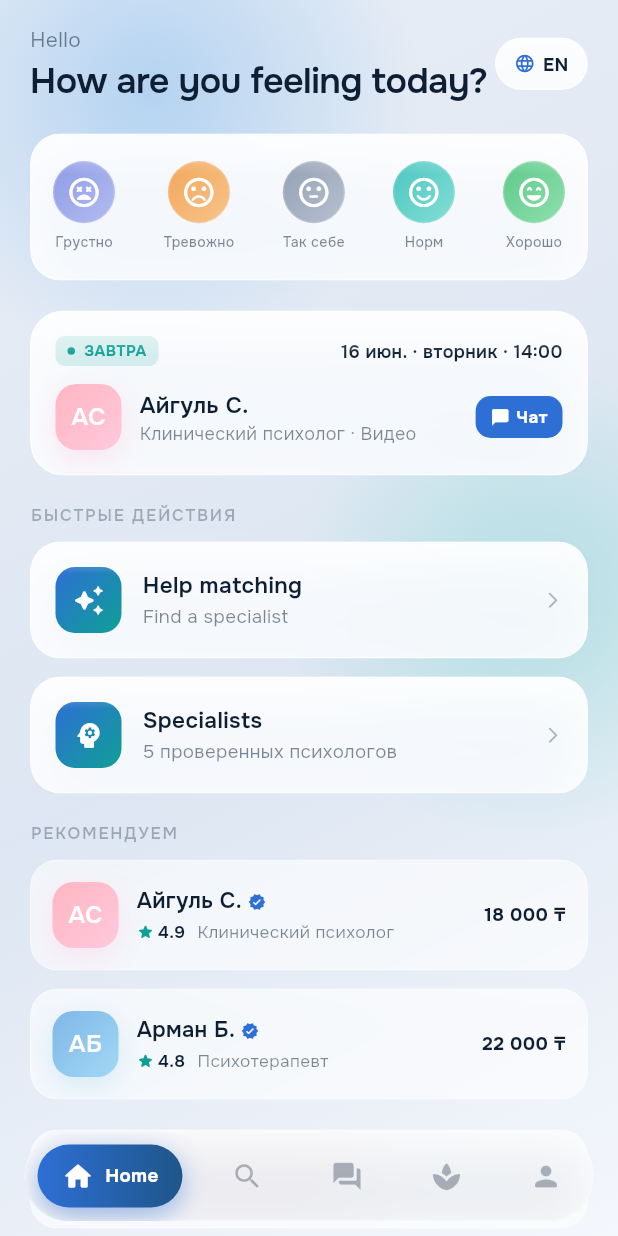
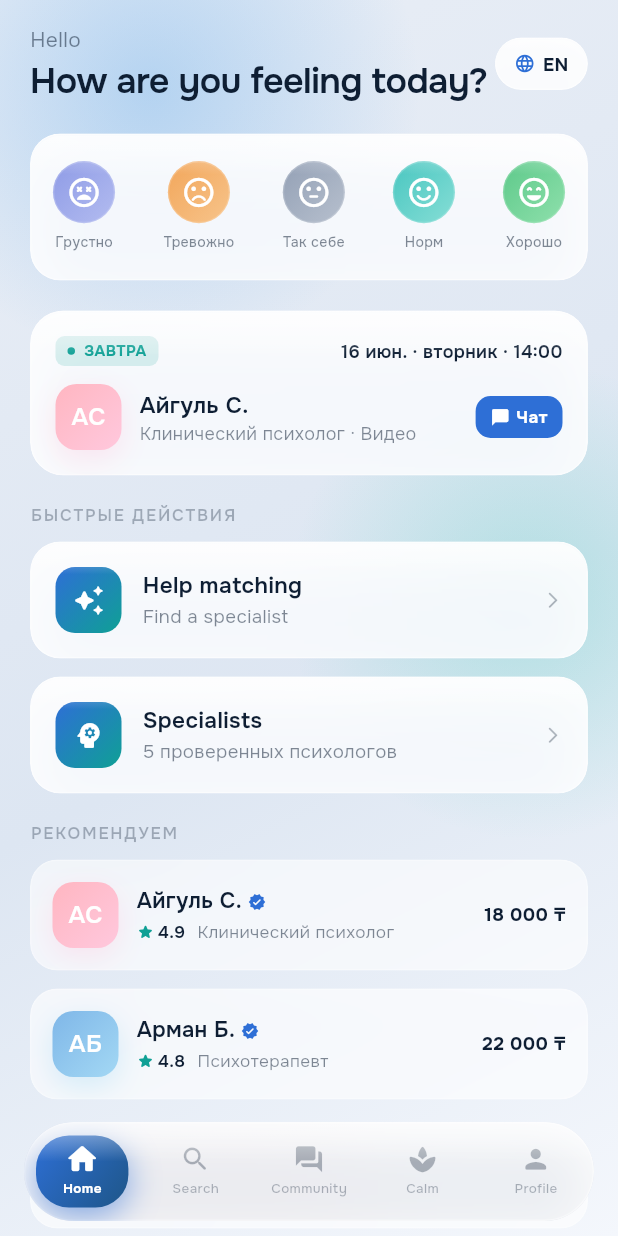
Before and after one commit to Zhar04/nuva, a Flutter app: the MainShell screen opened by its route, after a tap on "RU", after a tap on "KZ", on a phone screen of 412 x 824 dp. Run offline on Flutter 3.47's test engine with Material 3 defaults, Android fonts, the phone set to English and light mode, and no system bars; our stand-ins replace flutter_dotenv, flutter_riverpod, go_router, google_fonts, shared_preferences, supabase_flutter; accounts and stored records are empty; network calls fail.

Commit message:
feat(ui): Liquid-Morph navbar — sliding/stretching glass blob (spring physics)
Replaces the expanding-pill floating bar with _LiquidNavBar: a single frosted
glass blob that slides + stretches (gooey overshoot) between tabs; icons/labels
brighten + scale on arrival; specular top edge. Pure Flutter (web/Android/iOS).
User-approved. analyze: 0 errors.

Co-Authored-By: Claude Opus 4.8 <noreply@anthropic.com>

```diff
--- a/nuva_app/lib/screens/main_shell.dart
+++ b/nuva_app/lib/screens/main_shell.dart
@@ -1,4 +1,5 @@
-import 'dart:ui' show ImageFilter;
+import 'dart:math' show pi, sin;
+import 'dart:ui' show ImageFilter, lerpDouble;
 
 import 'package:flutter/material.dart';
 import 'package:flutter_riverpod/flutter_riverpod.dart';
@@ -42,7 +43,7 @@ class _MainShellState extends ConsumerState<MainShell> {
             left: 0,
             right: 0,
             bottom: 0,
-            child: _FloatingNavBar(
+            child: _LiquidNavBar(
               index: _idx,
               items: [
                 (Icons.home_rounded, s.tabHome),
@@ -60,22 +61,59 @@ class _MainShellState extends ConsumerState<MainShell> {
   }
 }
 
-/// Floating Liquid-Glass tab bar (iOS-26 / App Store style): a frosted capsule
-/// detached from the bottom edge; the active tab expands into a gradient pill
-/// showing icon + label, inactive tabs are icon-only.
-class _FloatingNavBar extends StatelessWidget {
+/// Liquid-Morph tab bar (iOS-26 Liquid Glass feel, pure Flutter so it works on
+/// web/Android/iOS). A single frosted-glass blob slides AND stretches between
+/// tabs with spring physics; icons + labels brighten/scale as the blob arrives.
+class _LiquidNavBar extends StatefulWidget {
   final int index;
   final List<(IconData, String)> items;
   final ValueChanged<int> onTap;
-  const _FloatingNavBar({
+  const _LiquidNavBar({
     required this.index,
     required this.items,
     required this.onTap,
   });
 
   @override
+  State<_LiquidNavBar> createState() => _LiquidNavBarState();
+}
+
+class _LiquidNavBarState extends State<_LiquidNavBar>
+    with SingleTickerProviderStateMixin {
+  late final AnimationController _c;
+  late double _from;
+  late double _to;
+
+  @override
+  void initState() {
+    super.initState();
+    _from = _to = widget.index.toDouble();
+    _c = AnimationController(
+      vsync: this,
+      duration: const Duration(milliseconds: 520),
+    )..value = 1;
+  }
+
+  @override
+  void didUpdateWidget(covariant _LiquidNavBar old) {
+    super.didUpdateWidget(old);
+    if (old.index != widget.index) {
+      _from = _to;
+      _to = widget.index.toDouble();
+      _c.forward(from: 0);
+    }
+  }
+
+  @override
+  void dispose() {
+    _c.dispose();
+    super.dispose();
+  }
+
+  @override
   Widget build(BuildContext context) {
     final t = context.nuva;
+    final n = widget.items.length;
     return Padding(
       padding: EdgeInsets.fromLTRB(
         16,
@@ -84,86 +122,127 @@ class _FloatingNavBar extends StatelessWidget {
         10 + MediaQuery.viewPaddingOf(context).bottom,
       ),
       child: ClipRRect(
-        borderRadius: BorderRadius.circular(999),
+        borderRadius: BorderRadius.circular(34),
         child: BackdropFilter(
-          filter: ImageFilter.blur(sigmaX: 24, sigmaY: 24),
+          filter: ImageFilter.blur(sigmaX: 30, sigmaY: 30),
           child: Container(
+            height: 66,
             decoration: BoxDecoration(
-              color: t.surface.withValues(alpha: t.dark ? 0.55 : 0.72),
-              borderRadius: BorderRadius.circular(999),
+              color: t.surface.withValues(alpha: t.dark ? 0.50 : 0.70),
+              borderRadius: BorderRadius.circular(34),
               border: Border.all(
                 color:
-                    t.dark ? const Color(0x40FFFFFF) : const Color(0x55FFFFFF),
+                    t.dark ? const Color(0x40FFFFFF) : const Color(0x66FFFFFF),
               ),
               boxShadow: [
                 BoxShadow(
-                  color: Colors.black.withValues(alpha: t.dark ? 0.40 : 0.16),
-                  blurRadius: 28,
+                  color: Colors.black.withValues(alpha: t.dark ? 0.42 : 0.16),
+                  blurRadius: 30,
                   offset: const Offset(0, 12),
                 ),
                 BoxShadow(
-                  color: t.blue.withValues(alpha: t.dark ? 0.20 : 0.12),
-                  blurRadius: 24,
+                  color: t.blue.withValues(alpha: t.dark ? 0.22 : 0.12),
+                  blurRadius: 26,
                   spreadRadius: -6,
                   offset: const Offset(0, 10),
                 ),
               ],
             ),
-            padding: const EdgeInsets.symmetric(horizontal: 8, vertical: 8),
-            child: Row(
-              mainAxisAlignment: MainAxisAlignment.spaceBetween,
-              children: List.generate(items.length, (i) {
-                final on = i == index;
-                final item = items[i];
-                return GestureDetector(
+            // Specular top-edge highlight (the glassy sheen).
+            foregroundDecoration: BoxDecoration(
+              borderRadius: BorderRadius.circular(34),
+              gradient: LinearGradient(
+                begin: Alignment.topCenter,
+                end: Alignment.bottomCenter,
+                colors: [
+                  Colors.white.withValues(alpha: t.dark ? 0.18 : 0.50),
+                  Colors.white.withValues(alpha: 0.0),
+                ],
+                stops: const [0.0, 0.4],
+              ),
+            ),
+            child: LayoutBuilder(
+              builder: (ctx, c) {
+                final slot = c.maxWidth / n;
+                return AnimatedBuilder(
+                  animation: _c,
+                  builder: (_, __) {
+                    final tv = Curves.easeOutCubic.transform(_c.value);
+                    final pos = lerpDouble(_from, _to, tv) ?? _to;
+                    final dist = (_to - _from).abs().clamp(0.0, 1.0);
+                    // Gooey stretch: blob elongates mid-travel, settles at rest.
+                    final stretch = sin(tv * pi) * slot * 0.45 * dist;
+                    final pillW = (slot - 14) + stretch;
+                    final centerX = slot * pos + slot / 2;
+                    final pillLeft = centerX - pillW / 2;
+                    return Stack(
+                      children: [
+                        Positioned(
+                          left: pillLeft,
+                          top: 8,
+                          bottom: 8,
+                          width: pillW,
+                          child: Container(
+                            decoration: BoxDecoration(
+                              gradient: LinearGradient(
+                                begin: Alignment.topLeft,
+                                end: Alignment.bottomRight,
+                                colors: [t.blue, t.blueDeep],
+                              ),
+                              borderRadius: BorderRadius.circular(22),
+                              boxShadow: [
+                                BoxShadow(
+                                  color: t.blue.withValues(alpha: 0.55),
+                                  blurRadius: 18,
+                                  offset: const Offset(0, 6),
+                                ),
+                              ],
+                            ),
+                          ),
+                        ),
+                        Row(
+                          children: List.generate(n, (i) {
+                            final item = widget.items[i];
+                            final act =
+                                (1 - (pos - i).abs()).clamp(0.0, 1.0).toDouble();
+                            final color =
+                                Color.lerp(t.textTer, Colors.white, act)!;
+                            return SizedBox(
+                              width: slot,
+                              child: GestureDetector(
                                 behavior: HitTestBehavior.opaque,
-                  onTap: () => onTap(i),
-                  child: AnimatedContainer(
-                    duration: const Duration(milliseconds: 260),
-                    curve: Curves.easeOutCubic,
-                    padding: EdgeInsets.symmetric(
-                      horizontal: on ? 16 : 12,
-                      vertical: 10,
+                                onTap: () => widget.onTap(i),
+                                child: Column(
+                                  mainAxisAlignment: MainAxisAlignment.center,
+                                  children: [
+                                    Transform.scale(
+                                      scale: 1 + 0.14 * act,
+                                      child: Icon(item.$1, size: 21, color: color),
                                     ),
-                    decoration: BoxDecoration(
-                      gradient: on
-                          ? LinearGradient(colors: [t.blue, t.blueDeep])
-                          : null,
-                      borderRadius: BorderRadius.circular(999),
-                      boxShadow: on
-                          ? [
-                              BoxShadow(
-                                color: t.blue.withValues(alpha: 0.45),
-                                blurRadius: 14,
-                                offset: const Offset(0, 5),
-                              ),
-                            ]
-                          : null,
-                    ),
-                    child: Row(
-                      mainAxisSize: MainAxisSize.min,
-                      children: [
-                        Icon(
-                          item.$1,
-                          size: 22,
-                          color: on ? Colors.white : t.textTer,
-                        ),
-                        if (on) ...[
-                          const SizedBox(width: 7),
+                                    const SizedBox(height: 3),
                                     Text(
                                       item.$2,
-                            style: const TextStyle(
-                              color: Colors.white,
-                              fontSize: 12.5,
-                              fontWeight: FontWeight.w700,
+                                      maxLines: 1,
+                                      overflow: TextOverflow.ellipsis,
+                                      style: TextStyle(
+                                        color: color,
+                                        fontSize: 9,
+                                        fontWeight: act > 0.5
+                                            ? FontWeight.w700
+                                            : FontWeight.w500,
                                       ),
                                     ),
-                        ],
                                   ],
                                 ),
                               ),
                             );
                           }),
+                        ),
+                      ],
+                    );
+                  },
+                );
+              },
             ),
           ),
         ),
```
Also changed, not shown: 1 other file. Lines whose indentation alone changed are shown as unchanged.
